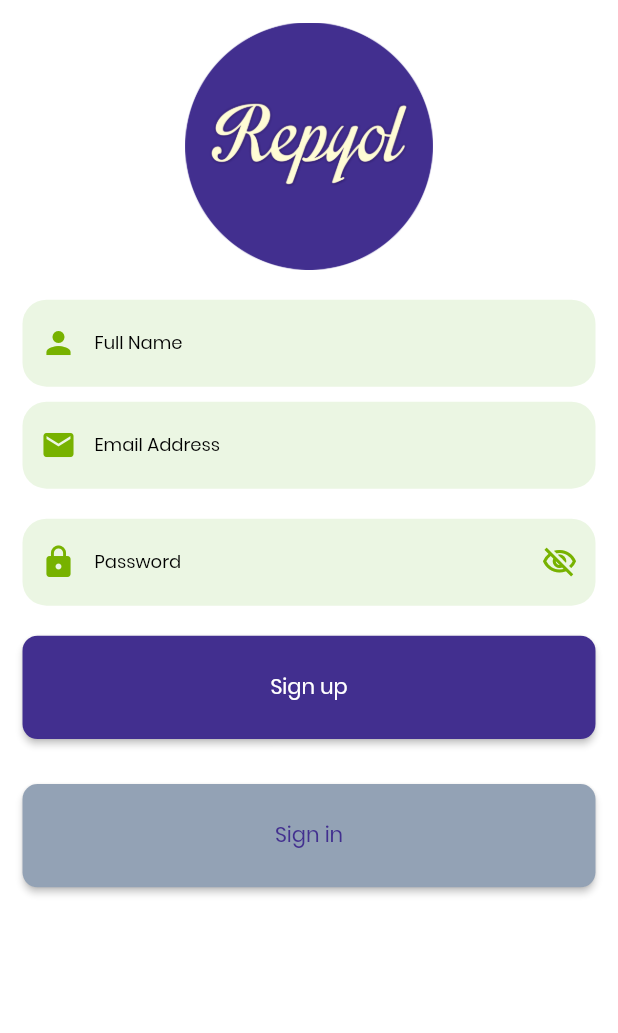
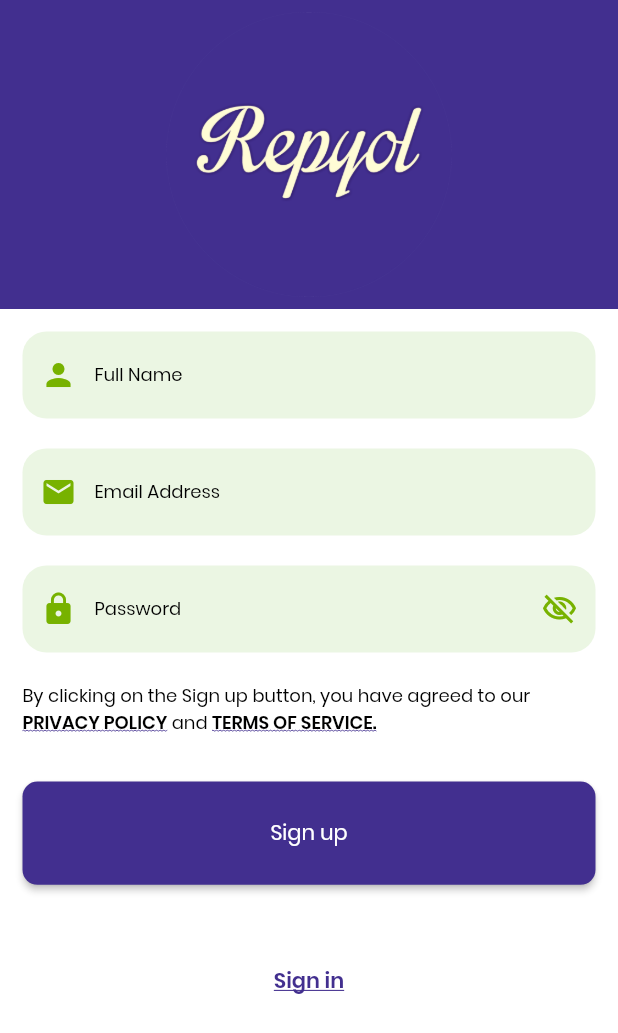
Before and after one commit to nkenna/repyol-app, a Flutter app: the screen it shows after launch, after a tap on "Create account", on a phone screen of 412 x 824 dp. Shown: the top 1033 px of the screen. Run offline on Flutter 3.47's test engine with Material 2 defaults, Android fonts, the phone set to English and light mode, and no system bars; our stand-ins replace cached_network_image, carousel_slider, circular_profile_avatar, dio, firebase_messaging, flutter_easyloading and 8 more; missing offline and left inert: flutter_mentions, flutter_paystack, flutter_uploader, keyboard_attachable; accounts and stored records are empty.

Commit message:
improved auth screens UI

```diff
--- a/lib/screens/auth/signinscreen.dart
+++ b/lib/screens/auth/signinscreen.dart
@@ -128,14 +128,14 @@ class _SignInScreenState extends State<SignInScreen> {
 
       child: Padding(
         padding: const EdgeInsets.all(15.0),
-        child: RaisedButton(
+        child: FlatButton(
           shape: RoundedRectangleBorder(borderRadius: BorderRadius.circular(10)),
           onPressed: () async{
             //Provider.of<AuthProvider>(context, listen: false).signInUser(emailController.text, passwordController.text);
-            Get.offAll(SignupScreen());
+            Get.offAll(SignupScreen(), curve: Curves.easeInCirc, duration: Duration(milliseconds: 500), transition: Transition.downToUp);
           },
-          color: mainColor8,
-          child: Text('Create account', style: TextStyle(color: mainColor3 ),),
+          color: Colors.white,
+          child: Text('Create account', style: TextStyle(color: mainColor3, fontFamily: 'PoppinsSemiBold', decoration: TextDecoration.underline ),),
         ),
       ),
     );
@@ -151,10 +151,16 @@ class _SignInScreenState extends State<SignInScreen> {
           crossAxisAlignment: CrossAxisAlignment.center,
           mainAxisAlignment: MainAxisAlignment.center,
           children: [
-            SizedBox(height: 20,),
-            Image.asset("assets/images/applogo.png", height: Get.height * 0.2,),
-            SizedBox(height: 20,),
-
+            Container(
+              width: Get.width,
+              height: Get.height * 0.25,
+              color: mainColor3,
+              child: Center(child: Padding(
+                padding: const EdgeInsets.all(8.0),
+                child: Image.asset("assets/images/applogo.png",),
+              )),
+            ),
+            SizedBox(height: 15,),
             emailField(),
             SizedBox(height: 10,),
             Padding(
--- a/lib/screens/auth/signupscreen.dart
+++ b/lib/screens/auth/signupscreen.dart
@@ -1,3 +1,4 @@
+import 'package:flutter/cupertino.dart';
 import 'package:flutter/material.dart';
 import 'package:get/get.dart';
 import 'package:provider/provider.dart';
@@ -19,7 +20,7 @@ class _SignupScreenState extends State<SignupScreen> {
 
   Widget nameField(){
     return Padding(
-      padding: const EdgeInsets.symmetric(vertical: 5, horizontal: 15),
+      padding: const EdgeInsets.symmetric(vertical: 15, horizontal: 15),
       child: TextField(
         controller: nameController,
         keyboardType: TextInputType.name,
@@ -127,15 +128,13 @@ class _SignupScreenState extends State<SignupScreen> {
 
       child: Padding(
         padding: const EdgeInsets.all(15.0),
-        child: RaisedButton(
+        child: FlatButton(
           shape: RoundedRectangleBorder(borderRadius: BorderRadius.circular(10)),
           onPressed: () async{
-
-            //Provider.of<AuthProvider>(context, listen: false).signInUser(emailController.text, passwordController.text);
-            Get.offAll(SignInScreen());
+            Get.offAll(SignInScreen(), curve: Curves.easeInCirc, duration: Duration(milliseconds: 500), transition: Transition.downToUp);
           },
-          color: mainColor8,
-          child: Text('Sign in', style: TextStyle(color: mainColor3 ),),
+          color: Colors.white,
+          child: Text('Sign in', style: TextStyle(color: mainColor3, decoration: TextDecoration.underline, fontFamily: 'PoppinsSemiBold'),),
         ),
       ),
     );
@@ -151,13 +150,45 @@ class _SignupScreenState extends State<SignupScreen> {
           crossAxisAlignment: CrossAxisAlignment.center,
           mainAxisAlignment: MainAxisAlignment.center,
           children: [
-            SizedBox(height: 15,),
-            Image.asset("assets/images/applogo.png", height: Get.height * 0.2,),
-            SizedBox(height: 15,),
+            //SizedBox(height: 15,),
+            //
+            Container(
+              width: Get.width,
+              height: Get.height * 0.25,
+              color: mainColor3,
+              child: Center(child: Padding(
+                padding: const EdgeInsets.all(8.0),
+                child: Image.asset("assets/images/applogo.png",),
+              )),
+            ),
+            //SizedBox(height: 15,),
             nameField(),
             emailField(),
             SizedBox(height: 10,),
             passwordField(),
+            Padding(
+              padding: const EdgeInsets.all(15.0),
+              child: RichText(
+                text: TextSpan(
+                  text: "By clicking on the Sign up button, you have agreed to our ",
+                  style: TextStyle(height: 1.5, color: Colors.black, fontFamily: 'PoppinsRegular', fontSize: 12),
+                  children: [
+                    TextSpan(
+                      text: "PRIVACY POLICY",
+                      style: TextStyle(height: 1.5, fontFamily: 'PoppinsSemiBold', color: Colors.black, decoration: TextDecoration.underline, decorationColor: mainColor3, decorationStyle: TextDecorationStyle.wavy, fontSize: 12),
+                    ),
+                    TextSpan(
+                      text: " and ",
+                      style: TextStyle(height: 1.5, color: Colors.black, fontFamily: 'PoppinsRegular', fontSize: 12),
+                    ),
+                    TextSpan(
+                      text: "TERMS OF SERVICE.",
+                      style: TextStyle(height: 1.5,fontFamily: 'PoppinsSemiBold', color: Colors.black, decoration: TextDecoration.underline, decorationColor: mainColor3, decorationStyle: TextDecorationStyle.wavy, fontSize: 12),
+                    ),
+                  ]
+                ),
+              ),
+            ),
             continueBtn(),
 
             createAcctBtn(),
--- a/lib/screens/splashscreen.dart
+++ b/lib/screens/splashscreen.dart
@@ -1,3 +1,4 @@
+import 'package:flutter/animation.dart';
 import 'package:flutter/material.dart';
 import 'package:get/get.dart';
 import 'package:provider/provider.dart';
@@ -25,16 +26,16 @@ class _SplashScreenState extends State<SplashScreen> {
 
   checkAuth() async{
     await Provider.of<AuthProvider>(context, listen: false).retrieveUser();
-    Future.delayed(Duration(seconds: 3), () async {
+    Future.delayed(Duration(seconds: 1), () async {
 
         if(Provider.of<AuthProvider>(context, listen: false).user == null){
           print("should see user email::::::::::::::::::;1");
           //print(Provider.of<AuthProvider>(context, listen: false).user.email);
-          Get.offAll(SignInScreen());
+          Get.offAll(SignInScreen(), curve: Curves.easeInCirc, duration: Duration(milliseconds: 500), transition: Transition.downToUp);
         }else{
           print("should see user email::::::::::::::::::;2");
           print(Provider.of<AuthProvider>(context, listen: false).user.email);
-          Get.offAll(LandingScreen());
+          Get.offAll(LandingScreen(), curve: Curves.easeInCirc, duration: Duration(milliseconds: 500), transition: Transition.downToUp);
         }
 
 
```
Also changed, not shown: 1 other file.
